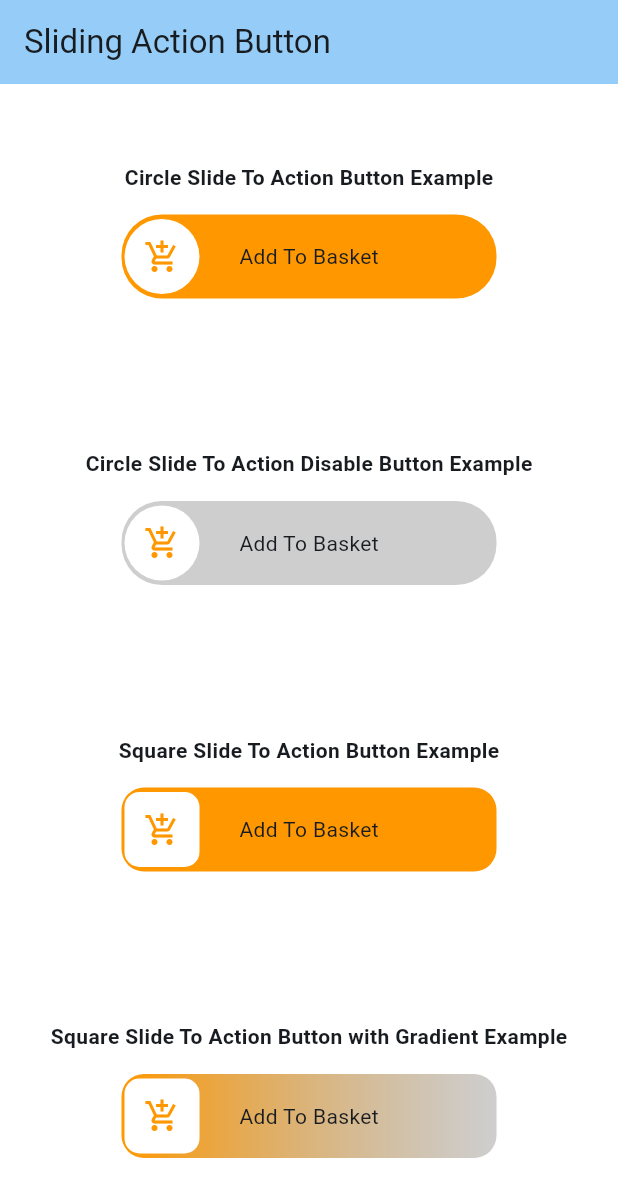
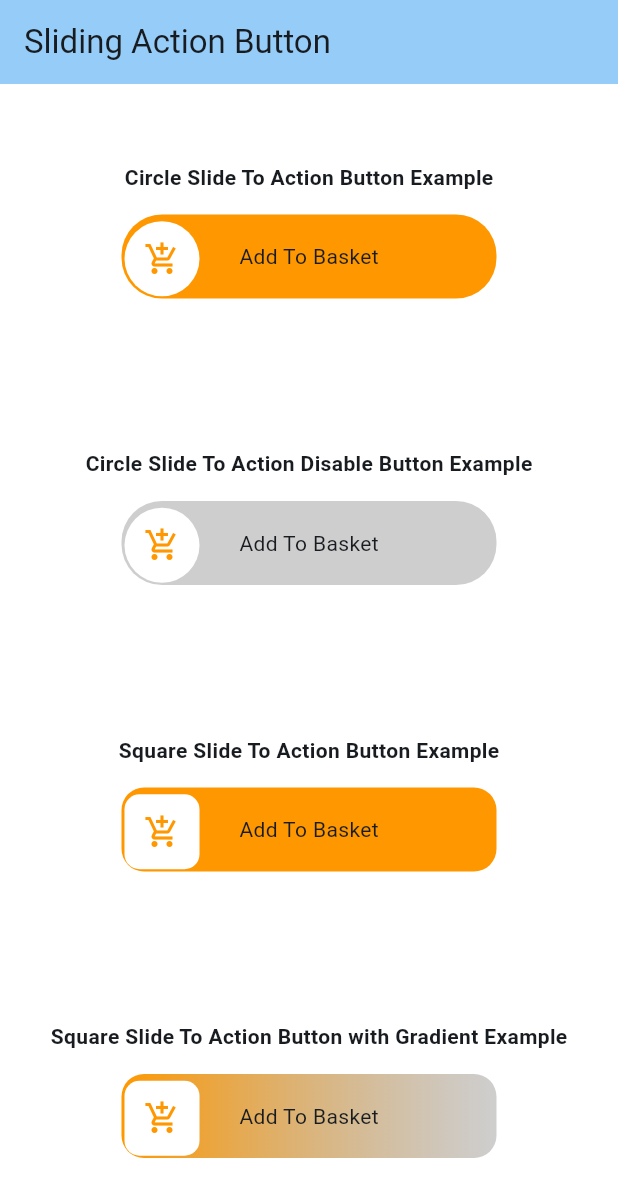
Before and after one commit to r1n1os/sliding_action_button, a Flutter app: the screen it shows after launch, on a phone screen of 412 x 824 dp. Shown: the top 1197 px of the screen. Run offline on Flutter 3.47's test engine with Material 3 defaults, Android fonts, the phone set to English and light mode, and no system bars.

Commit message:
fix issue with the alignment of sliding button

```diff
--- a/lib/src/base_slide_to_action_button.dart
+++ b/lib/src/base_slide_to_action_button.dart
@@ -153,7 +153,12 @@ class _BaseSlideToActionButtonState extends State<BaseSlideToActionButton>
                       _onHorizontalDragEnd(dragDetails);
                     }
                   : null,
-              child: widget.slideButtonWidget),
+              child: Column(
+                mainAxisAlignment: MainAxisAlignment.center,
+                children: [
+                  widget.slideButtonWidget,
+                ],
+              )),
         )
       ],
     );
```
